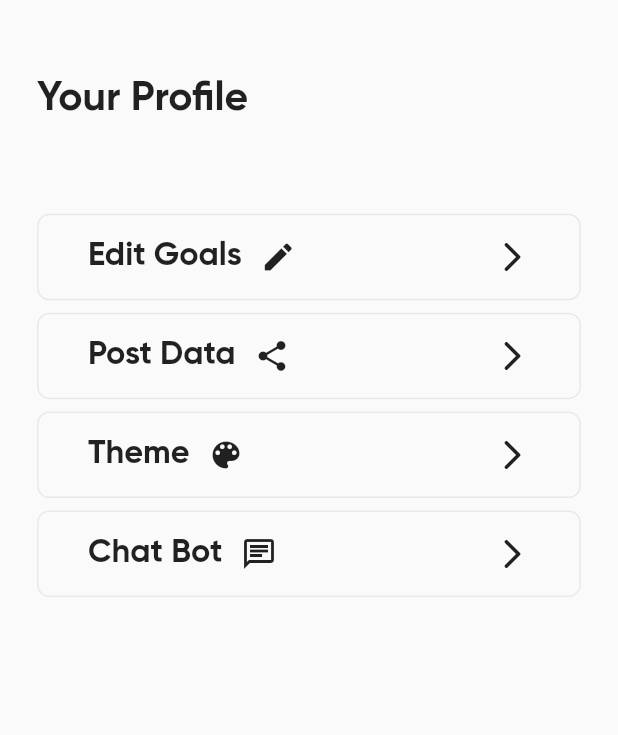
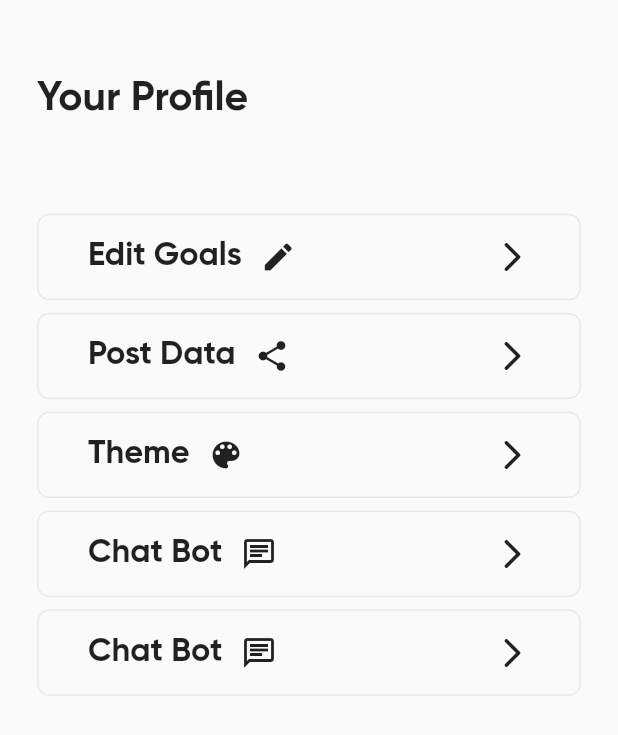
Before and after one commit to jay-isampelliwar/health_tracking_app, a Flutter app: the Profile screen opened directly, on a phone screen of 412 x 824 dp. Shown: the top 735 px of the screen. Run offline on Flutter 3.47's test engine with Material 2 defaults, Android fonts, the phone set to English and light mode, and no system bars; our stand-ins replace bloc, equatable, flutter_bloc, get_it, google_nav_bar, hexcolor and 5 more; accounts and stored records are empty.

Commit message:
added logout

```diff
--- a/lib/features/profile/ui/profile.dart
+++ b/lib/features/profile/ui/profile.dart
@@ -1,11 +1,17 @@
 import 'package:flutter/material.dart';
+import 'package:flutter_bloc/flutter_bloc.dart';
 import 'package:health_tracking_app/core/constants/color_constant.dart';
 import 'package:health_tracking_app/core/constants/text_styles.dart';
+import 'package:health_tracking_app/core/widgets/app_snackbar.dart';
+import 'package:health_tracking_app/features/auth/login/ui/login.dart';
 import 'package:health_tracking_app/features/chat_bot/ui/chat_bot.dart';
 import 'package:health_tracking_app/features/goal/ui/goal.dart';
+import 'package:health_tracking_app/locator.dart';
+import 'package:hive/hive.dart';
 
 import '../../../core/widgets/app_custom_app_bar.dart';
 import '../../../core/widgets/const_size_box.dart';
+import '../bloc/profile_bloc.dart';
 
 class Profile extends StatelessWidget {
   const Profile({Key? key}) : super(key: key);
@@ -13,7 +19,7 @@ class Profile extends StatelessWidget {
   @override
   Widget build(BuildContext context) {
     Size size = MediaQuery.of(context).size;
-
+    final box = Hive.box("user");
     return Scaffold(
       body: Padding(
         padding: EdgeInsets.only(
@@ -23,7 +29,27 @@ class Profile extends StatelessWidget {
           bottom: size.height * 0.04,
         ),
         child: SingleChildScrollView(
-          child: Column(
+          child: BlocConsumer<ProfileBloc, ProfileState>(
+            bloc: locator.get<ProfileBloc>(),
+            listenWhen: (previous, current) => current is ProfileActionState,
+            buildWhen: (previous, current) => current is! ProfileActionState,
+            listener: (context, state) {
+              if (state is ProfileSuccessState) {
+                ScaffoldMessenger.of(context).showSnackBar(appSnackBar(
+                    size: size, message: state.message, color: Colors.green));
+              } else if (state is ProfileErrorState) {
+                ScaffoldMessenger.of(context).showSnackBar(appSnackBar(
+                    size: size, message: state.message, color: Colors.red));
+              }
+            },
+            builder: (context, state) {
+              if (state is ProfilePostLoadingState) {
+                return Center(
+                  child:
+                      CircularProgressIndicator(color: AppColors.primaryColor),
+                );
+              } else {
+                return Column(
                   children: [
                     CustomAppBar(
                       title: "Your Profile",
@@ -38,7 +64,8 @@ class Profile extends StatelessWidget {
                           onTap: () {
                             Navigator.push(
                               context,
-                        MaterialPageRoute(builder: (context) => const Goal()),
+                              MaterialPageRoute(
+                                  builder: (context) => const Goal()),
                             );
                           },
                         ),
@@ -57,13 +84,33 @@ class Profile extends StatelessWidget {
                           icon: const Icon(Icons.chat_outlined),
                           onTap: () {
                             //! Navigate to Chat Screen
-                      Navigator.push(context,
-                          MaterialPageRoute(builder: (context) => ChatBot()));
+                            Navigator.push(
+                                context,
+                                MaterialPageRoute(
+                                    builder: (context) => ChatBot()));
+                          },
+                        ),
+                        const Spacer(),
+                        ProfileOptionContainer(
+                          title: "Chat Bot",
+                          icon: const Icon(Icons.chat_outlined),
+                          onTap: () {
+                            box.delete("token");
+                            box.delete("email");
+                            box.delete("password");
+                            Navigator.pushAndRemoveUntil(
+                                context,
+                                MaterialPageRoute(
+                                    builder: (context) => const Login()),
+                                (route) => false);
                           },
                         ),
                       ],
                     )
                   ],
+                );
+              }
+            },
           ),
         ),
       ),
```
Lines whose indentation alone changed are shown as unchanged.
